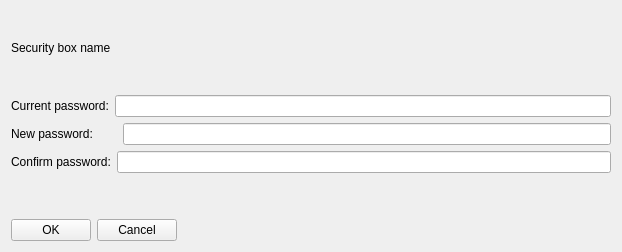
Before: the Qt Designer form src/ui/box/modify-password.ui in openeuler-mirror/ks-ssr, drawn with Qt 5.
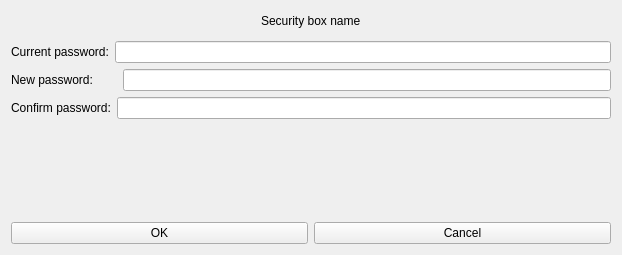
After: the same form once the commit is applied. Icons and pictures are not drawn.

What changed in the file:
```diff
--- a/src/ui/box/modify-password.ui
+++ b/src/ui/box/modify-password.ui
@@ -7,7 +7,7 @@
     <x>0</x>
     <y>0</y>
     <width>622</width>
-    <height>252</height>
+    <height>255</height>
    </rect>
   </property>
   <property name="windowTitle">
@@ -17,12 +17,28 @@
    <iconset resource="../../../resources/resources.qrc">
     <normaloff>:/images/logo</normaloff>:/images/logo</iconset>
   </property>
+  <property name="styleSheet">
+   <string notr="true"/>
+  </property>
   <layout class="QVBoxLayout" name="verticalLayout">
    <item>
     <layout class="QHBoxLayout" name="horizontalLayout">
      <property name="bottomMargin">
       <number>4</number>
      </property>
+     <item>
+      <spacer name="horizontalSpacer_2">
+       <property name="orientation">
+        <enum>Qt::Horizontal</enum>
+       </property>
+       <property name="sizeHint" stdset="0">
+        <size>
+         <width>40</width>
+         <height>20</height>
+        </size>
+       </property>
+      </spacer>
+     </item>
      <item>
       <widget class="QLabel" name="m_boxName">
        <property name="text">
@@ -92,9 +108,6 @@
      <property name="orientation">
       <enum>Qt::Vertical</enum>
      </property>
-     <property name="sizeType">
-      <enum>QSizePolicy::Minimum</enum>
-     </property>
      <property name="sizeHint" stdset="0">
       <size>
        <width>20</width>
@@ -119,19 +132,6 @@
        </property>
       </widget>
      </item>
-     <item>
-      <spacer name="horizontalSpacer_2">
-       <property name="orientation">
-        <enum>Qt::Horizontal</enum>
-       </property>
-       <property name="sizeHint" stdset="0">
-        <size>
-         <width>40</width>
-         <height>20</height>
-        </size>
-       </property>
-      </spacer>
-     </item>
     </layout>
    </item>
   </layout>
```
Left out of the diff: 4 changed lines with no effect on the pictures.
